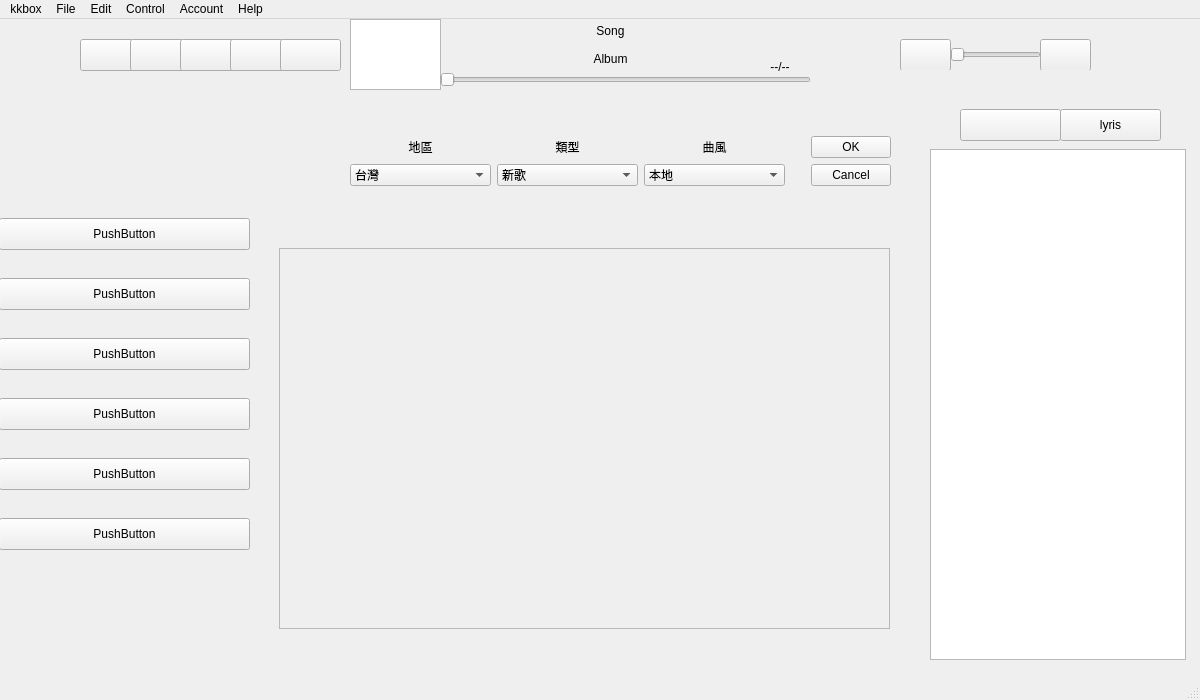
Old version of the form kkbox/UI_Designer/main.ui in the repository JianDa0127/web_crawler.
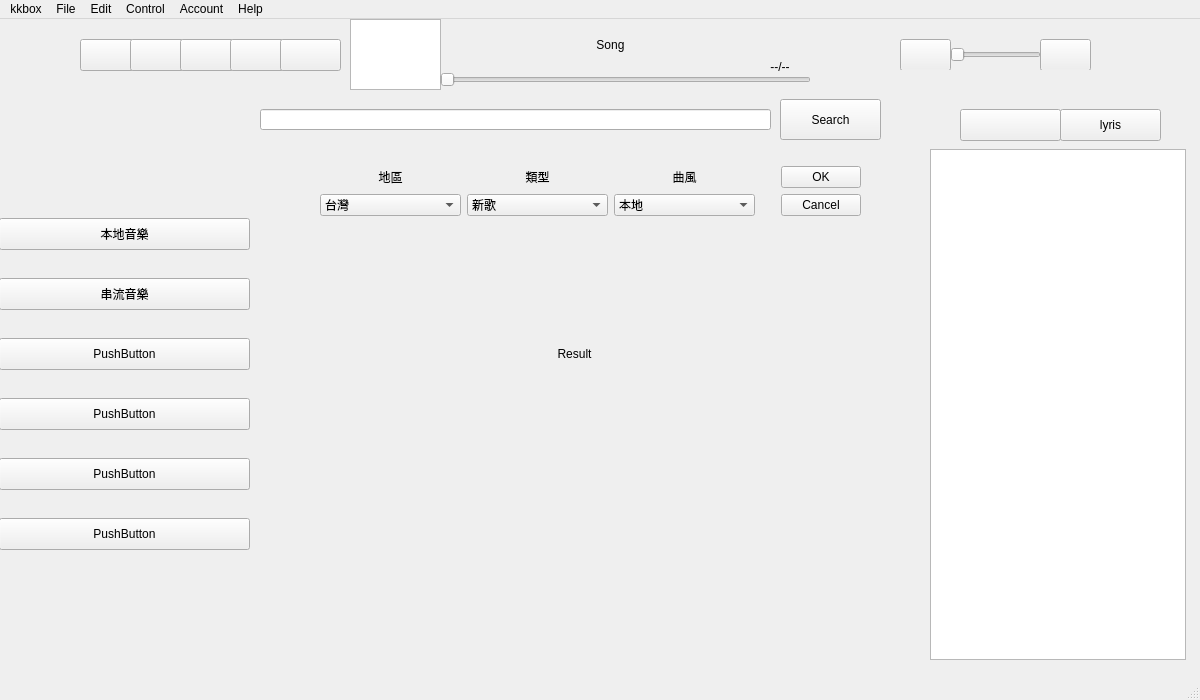
New version of the form. Icons and pictures are not drawn.

Patch:
```diff
--- a/kkbox/UI_Designer/main.ui
+++ b/kkbox/UI_Designer/main.ui
@@ -32,8 +32,8 @@
    <widget class="QWidget" name="gridLayoutWidget">
     <property name="geometry">
      <rect>
-      <x>350</x>
-      <y>110</y>
+      <x>320</x>
+      <y>140</y>
       <width>541</width>
       <height>64</height>
      </rect>
@@ -275,16 +275,6 @@
         </property>
        </widget>
       </item>
-      <item>
-       <widget class="QLabel" name="now_playing_album">
-        <property name="text">
-         <string>Album</string>
-        </property>
-        <property name="alignment">
-         <set>Qt::AlignCenter</set>
-        </property>
-       </widget>
-      </item>
      </layout>
     </widget>
     <widget class="QSlider" name="song_Slider">
@@ -535,28 +525,21 @@
       <height>401</height>
      </rect>
     </property>
-    <widget class="QScrollArea" name="scrollArea">
+    <widget class="QLabel" name="show_result_label">
      <property name="geometry">
       <rect>
-       <x>0</x>
-       <y>0</y>
-       <width>611</width>
-       <height>381</height>
+       <x>90</x>
+       <y>40</y>
+       <width>411</width>
+       <height>131</height>
       </rect>
      </property>
-     <property name="widgetResizable">
-      <bool>true</bool>
+     <property name="text">
+      <string>Result</string>
      </property>
-     <widget class="QWidget" name="scrollAreaWidgetContents">
-      <property name="geometry">
-       <rect>
-        <x>0</x>
-        <y>0</y>
-        <width>609</width>
-        <height>379</height>
-       </rect>
-      </property>
-     </widget>
+     <property name="alignment">
+      <set>Qt::AlignCenter</set>
+     </property>
     </widget>
    </widget>
    <widget class="QWidget" name="widget_5" native="true">
@@ -578,7 +561,7 @@
       </rect>
      </property>
      <property name="text">
-      <string>PushButton</string>
+      <string>本地音樂</string>
      </property>
     </widget>
     <widget class="QPushButton" name="pushButton_2">
@@ -591,7 +574,7 @@
       </rect>
      </property>
      <property name="text">
-      <string>PushButton</string>
+      <string>串流音樂</string>
      </property>
     </widget>
     <widget class="QPushButton" name="pushButton_3">
@@ -669,6 +652,39 @@
      <bool>true</bool>
     </property>
    </widget>
+   <widget class="QWidget" name="widget_6" native="true">
+    <property name="geometry">
+     <rect>
+      <x>260</x>
+      <y>80</y>
+      <width>631</width>
+      <height>41</height>
+     </rect>
+    </property>
+    <widget class="QLineEdit" name="search_lineEdit">
+     <property name="geometry">
+      <rect>
+       <x>0</x>
+       <y>10</y>
+       <width>511</width>
+       <height>21</height>
+      </rect>
+     </property>
+    </widget>
+    <widget class="QPushButton" name="pushButton_search">
+     <property name="geometry">
+      <rect>
+       <x>520</x>
+       <y>0</y>
+       <width>101</width>
+       <height>41</height>
+      </rect>
+     </property>
+     <property name="text">
+      <string>Search</string>
+     </property>
+    </widget>
+   </widget>
   </widget>
   <widget class="QMenuBar" name="menubar">
    <property name="geometry">
```
